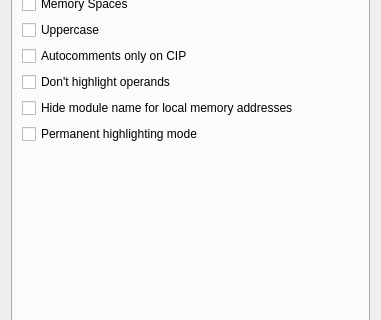
Old version of the form src/gui/Src/Gui/SettingsDialog.ui in the repository x64dbg/x64dbg; both pictures show x 0 to 381 and y 104 to 424 of the 381 by 567 pixel window.
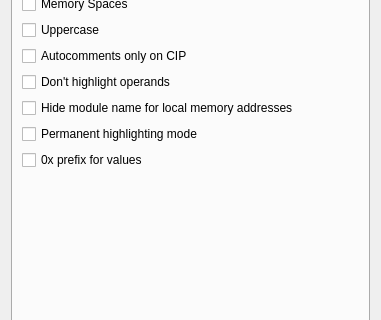
New version of the form. The open tabs and pages were chosen to show the change. Icons and pictures are not drawn.

Commit message: 0x prefix for values, fixes #614

```diff
--- a/src/gui/Src/Gui/SettingsDialog.ui
+++ b/src/gui/Src/Gui/SettingsDialog.ui
@@ -7,7 +7,7 @@
     <x>0</x>
     <y>0</y>
     <width>381</width>
-    <height>508</height>
+    <height>514</height>
    </rect>
   </property>
   <property name="sizePolicy">
@@ -531,6 +531,13 @@
          </property>
         </widget>
        </item>
+       <item>
+        <widget class="QCheckBox" name="chk0xPrefixValues">
+         <property name="text">
+          <string>0x prefix for values</string>
+         </property>
+        </widget>
+       </item>
        <item>
         <spacer name="verticalSpacer_2">
          <property name="orientation">
```
Left out of the diff: 2 changed lines with no effect on the pictures. The commit also changes 5 other files.
